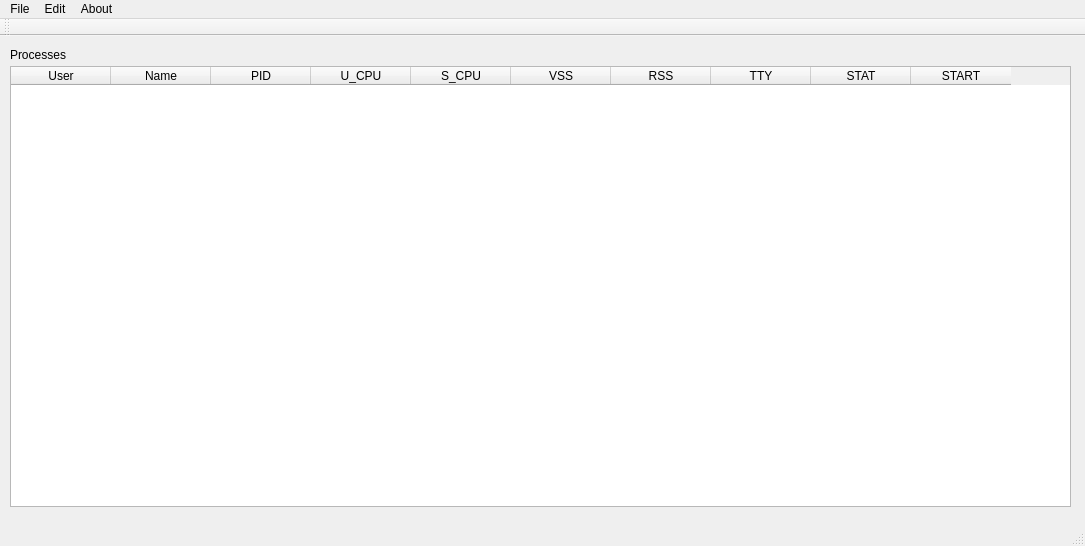
Above: GUI/Ape/mainwindow.ui from sehwan72/Ape before the change. Below: the same form after it.
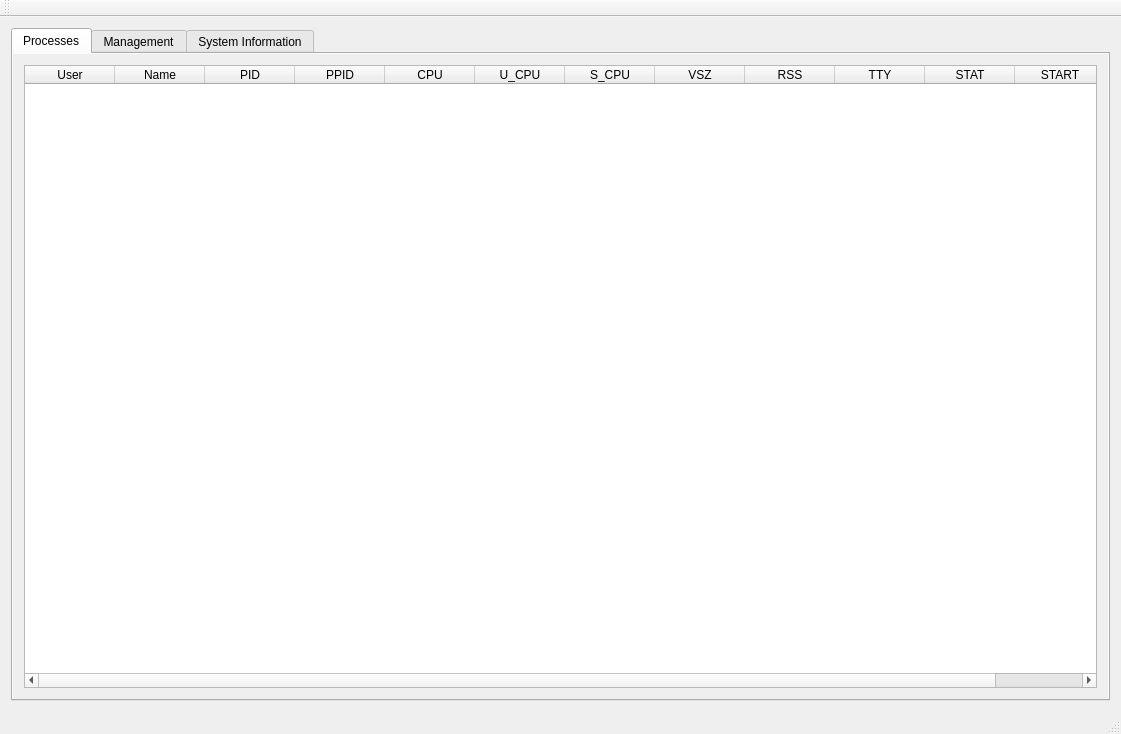
That is the form after the change.

Diff of the .ui file:
```diff
--- a/GUI/Ape/mainwindow.ui
+++ b/GUI/Ape/mainwindow.ui
@@ -6,42 +6,131 @@
    <rect>
     <x>0</x>
     <y>0</y>
-    <width>1085</width>
-    <height>546</height>
+    <width>1121</width>
+    <height>734</height>
    </rect>
   </property>
   <property name="windowTitle">
    <string>MainWindow</string>
   </property>
   <widget class="QWidget" name="centralWidget">
-   <widget class="QLabel" name="label">
-    <property name="geometry">
-     <rect>
-      <x>10</x>
-      <y>10</y>
-      <width>67</width>
-      <height>17</height>
-     </rect>
-    </property>
-    <property name="text">
+   <property name="sizePolicy">
+    <sizepolicy hsizetype="Expanding" vsizetype="Expanding">
+     <horstretch>0</horstretch>
+     <verstretch>0</verstretch>
+    </sizepolicy>
+   </property>
+   <property name="contextMenuPolicy">
+    <enum>Qt::CustomContextMenu</enum>
+   </property>
+   <property name="layoutDirection">
+    <enum>Qt::LeftToRight</enum>
+   </property>
+   <property name="autoFillBackground">
+    <bool>true</bool>
+   </property>
+   <layout class="QVBoxLayout" name="verticalLayout_4">
+    <item>
+     <layout class="QVBoxLayout" name="verticalLayout">
+      <property name="sizeConstraint">
+       <enum>QLayout::SetMaximumSize</enum>
+      </property>
+      <item>
+       <widget class="QTabWidget" name="tabWidget">
+        <property name="sizePolicy">
+         <sizepolicy hsizetype="Expanding" vsizetype="Expanding">
+          <horstretch>0</horstretch>
+          <verstretch>0</verstretch>
+         </sizepolicy>
+        </property>
+        <property name="mouseTracking">
+         <bool>true</bool>
+        </property>
+        <property name="contextMenuPolicy">
+         <enum>Qt::CustomContextMenu</enum>
+        </property>
+        <property name="layoutDirection">
+         <enum>Qt::LeftToRight</enum>
+        </property>
+        <property name="autoFillBackground">
+         <bool>false</bool>
+        </property>
+        <property name="currentIndex">
+         <number>0</number>
+        </property>
+        <widget class="QWidget" name="processTab">
+         <property name="autoFillBackground">
+          <bool>true</bool>
+         </property>
+         <attribute name="title">
      <string>Processes</string>
-    </property>
-   </widget>
+         </attribute>
+         <layout class="QVBoxLayout" name="verticalLayout_2">
+          <item>
    <widget class="QTableWidget" name="tableWidget">
-    <property name="geometry">
-     <rect>
-      <x>10</x>
-      <y>30</y>
-      <width>1061</width>
-      <height>441</height>
-     </rect>
+            <property name="mouseTracking">
+             <bool>true</bool>
+            </property>
+            <property name="focusPolicy">
+             <enum>Qt::ClickFocus</enum>
+            </property>
+            <property name="contextMenuPolicy">
+             <enum>Qt::CustomContextMenu</enum>
+            </property>
+            <property name="statusTip">
+             <string/>
+            </property>
+            <property name="frameShape">
+             <enum>QFrame::StyledPanel</enum>
+            </property>
+            <property name="autoScroll">
+             <bool>false</bool>
+            </property>
+            <property name="autoScrollMargin">
+             <number>0</number>
+            </property>
+            <property name="editTriggers">
+             <set>QAbstractItemView::AnyKeyPressed|QAbstractItemView::EditKeyPressed</set>
+            </property>
+            <property name="alternatingRowColors">
+             <bool>true</bool>
+            </property>
+            <property name="selectionMode">
+             <enum>QAbstractItemView::SingleSelection</enum>
+            </property>
+            <property name="selectionBehavior">
+             <enum>QAbstractItemView::SelectRows</enum>
+            </property>
+            <property name="showGrid">
+             <bool>false</bool>
+            </property>
+            <property name="sortingEnabled">
+             <bool>false</bool>
+            </property>
+            <property name="wordWrap">
+             <bool>false</bool>
+            </property>
+            <property name="rowCount">
+             <number>0</number>
     </property>
     <property name="columnCount">
-     <number>10</number>
-    </property>
+             <number>12</number>
+            </property>
+            <attribute name="horizontalHeaderDefaultSectionSize">
+             <number>90</number>
+            </attribute>
+            <attribute name="horizontalHeaderMinimumSectionSize">
+             <number>35</number>
+            </attribute>
     <attribute name="verticalHeaderVisible">
      <bool>false</bool>
     </attribute>
+            <attribute name="verticalHeaderDefaultSectionSize">
+             <number>20</number>
+            </attribute>
+            <attribute name="verticalHeaderMinimumSectionSize">
+             <number>16</number>
+            </attribute>
     <column>
      <property name="text">
       <string>User</string>
@@ -57,6 +146,16 @@
       <string>PID</string>
      </property>
     </column>
+            <column>
+             <property name="text">
+              <string>PPID</string>
+             </property>
+            </column>
+            <column>
+             <property name="text">
+              <string>CPU</string>
+             </property>
+            </column>
     <column>
      <property name="text">
       <string>U_CPU</string>
@@ -69,7 +168,7 @@
     </column>
     <column>
      <property name="text">
-      <string>VSS</string>
+              <string>VSZ</string>
      </property>
     </column>
     <column>
@@ -93,34 +192,51 @@
      </property>
     </column>
    </widget>
-  </widget>
-  <widget class="QMenuBar" name="menuBar">
-   <property name="geometry">
-    <rect>
-     <x>0</x>
-     <y>0</y>
-     <width>1085</width>
-     <height>25</height>
-    </rect>
-   </property>
-   <widget class="QMenu" name="menuFile">
-    <property name="title">
-     <string>File</string>
-    </property>
-   </widget>
-   <widget class="QMenu" name="menuEdit">
-    <property name="title">
-     <string>Edit</string>
-    </property>
-   </widget>
-   <widget class="QMenu" name="menuAbout">
-    <property name="title">
-     <string>About</string>
-    </property>
-   </widget>
-   <addaction name="menuFile"/>
-   <addaction name="menuEdit"/>
-   <addaction name="menuAbout"/>
+          </item>
+         </layout>
+        </widget>
+        <widget class="QWidget" name="managementTab">
+         <property name="autoFillBackground">
+          <bool>true</bool>
+         </property>
+         <attribute name="title">
+          <string>Management</string>
+         </attribute>
+         <layout class="QVBoxLayout" name="verticalLayout_3">
+          <item>
+           <widget class="QTabWidget" name="managementSubTab">
+            <property name="currentIndex">
+             <number>2</number>
+            </property>
+            <widget class="QWidget" name="generalTab">
+             <attribute name="title">
+              <string>General</string>
+             </attribute>
+            </widget>
+            <widget class="QWidget" name="memoryMapTab">
+             <attribute name="title">
+              <string>Memory Map</string>
+             </attribute>
+            </widget>
+            <widget class="QWidget" name="coreDumpTab">
+             <attribute name="title">
+              <string>Core Dump</string>
+             </attribute>
+            </widget>
+           </widget>
+          </item>
+         </layout>
+        </widget>
+        <widget class="QWidget" name="sysinfoTab">
+         <attribute name="title">
+          <string>System Information</string>
+         </attribute>
+        </widget>
+       </widget>
+      </item>
+     </layout>
+    </item>
+   </layout>
   </widget>
   <widget class="QToolBar" name="mainToolBar">
    <attribute name="toolBarArea">
```
Left out of the diff: 11 changed lines with no effect on the pictures. Lines whose indentation alone changed are shown as unchanged.
